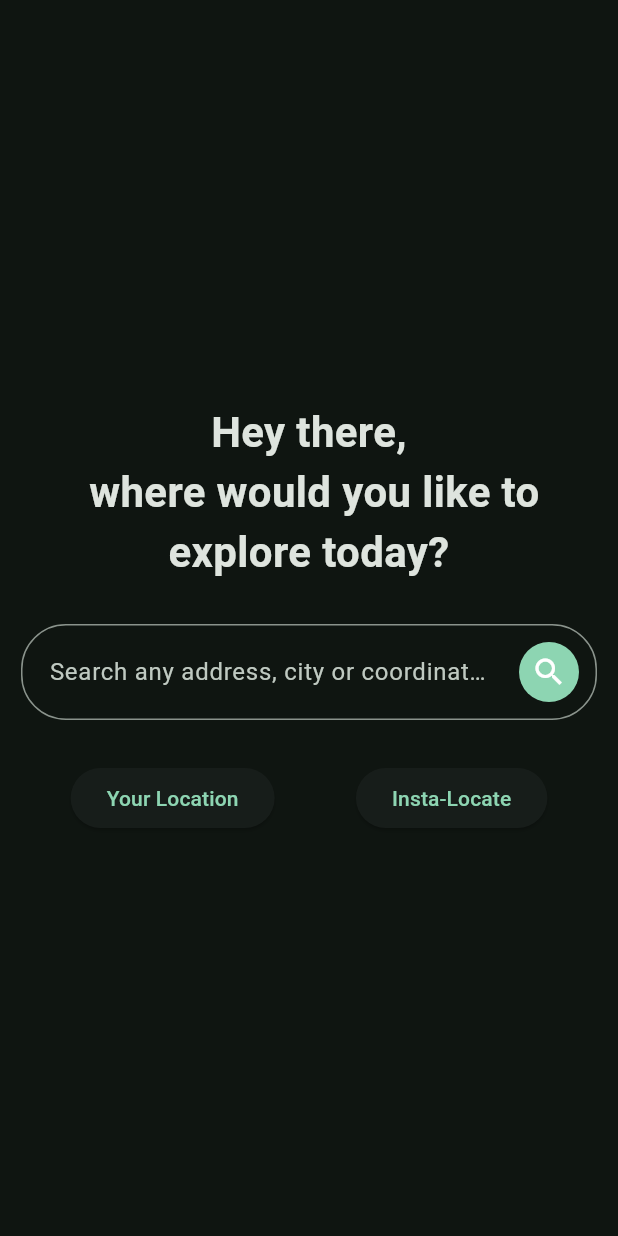
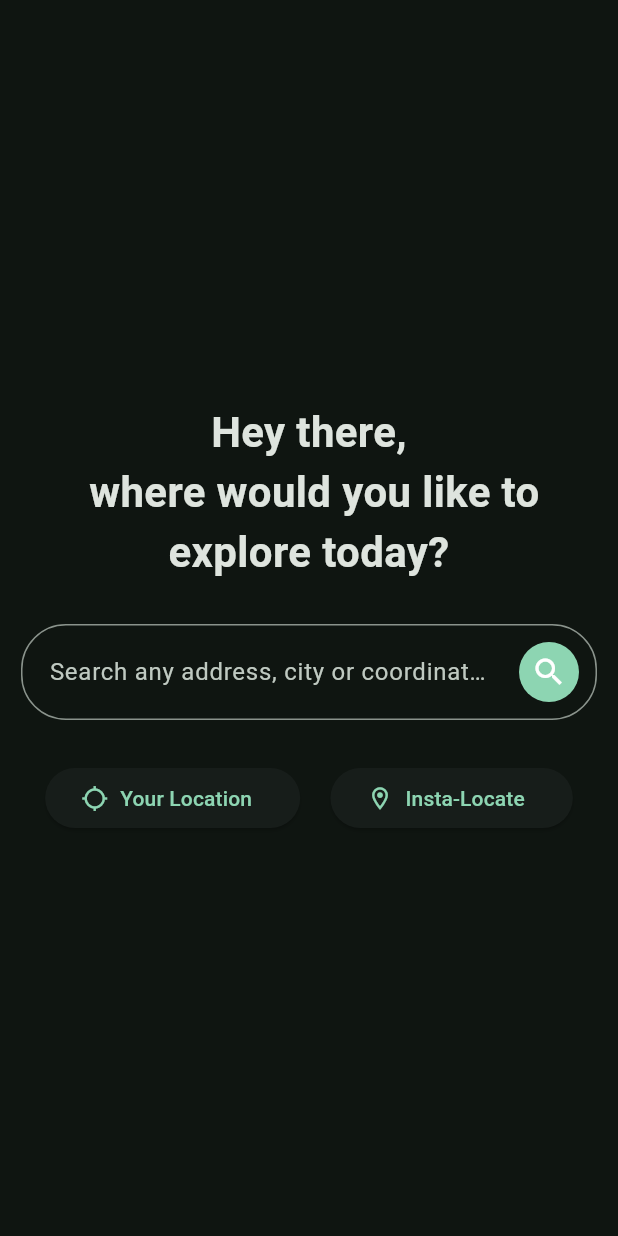
Before and after one commit to silvershade1337/mapintegration, a Flutter app: the screen it shows after launch, on a phone screen of 412 x 824 dp. Run offline on Flutter 3.47's test engine with Material 2 defaults, Android fonts, the light colour scheme and no system bars; our stand-ins replace equatable, flutter_bloc, flutter_map, geolocator, latlong2.

Commit message:
implement graceful back/pop operation

```diff
--- a/lib/bloc/app_event.dart
+++ b/lib/bloc/app_event.dart
@@ -2,6 +2,11 @@ part of 'app_bloc.dart';
 
 @immutable
 sealed class AppEvent extends Equatable {
+  @override
+  List<Object> get props => [];
+}
+
+final class GoToInitial extends AppEvent {
   @override
   List<Object> get props => [];
 }
--- a/lib/pages/map_page.dart
+++ b/lib/pages/map_page.dart
@@ -25,6 +25,7 @@ class _MapPageState extends State<MapPage> {
           return WillPopScope(
             onWillPop: () async {
               Navigator.of(context).pop();
+              BlocProvider.of<AppBloc>(context).add(GoToInitial());
               return false;
             },
             child: Scaffold(
--- a/lib/pages/search_page.dart
+++ b/lib/pages/search_page.dart
@@ -42,19 +42,17 @@ class _SearchPageState extends State<SearchPage> {
           if (state is MapDisplayed) {
             Navigator.of(context).pushNamed("/map");
           }
-        },
-        buildWhen: (previous, current) {
-          List<Type> buildWhenStates = [Loading, NominatimResultsFetched, NominatimSearch];
-          return buildWhenStates.contains(current.runtimeType);
+          if (state is Initial) {
+            searchInputController.text = "";
+          }
         },
         builder: (context, state) {
           return SafeArea(
             child: Column(
-              mainAxisAlignment: state is Initial? MainAxisAlignment.center : MainAxisAlignment.start,
+              mainAxisAlignment: state is Initial || state is Loading? MainAxisAlignment.center : MainAxisAlignment.start,
               crossAxisAlignment: CrossAxisAlignment.center,
               children: [
-                const Row(),
-                if (state is Initial) const Padding(
+                if (state is Initial || state is Loading) const Padding(
                   padding: EdgeInsets.all(20.0),
                   child: Text(
                     "Hey there,\n where would you like to explore today?",
@@ -92,18 +90,34 @@ class _SearchPageState extends State<SearchPage> {
                             LocateUser((message) => ScaffoldMessenger.of(context).showSnackBar(SnackBar(content: Text(message))))
                           );
                         },
-                        child: const Text("Your Location")
+                        child: const Row(
+                          children: [
+                            Icon(Icons.location_searching),
+                            Padding(
+                              padding: EdgeInsets.all(8.0),
+                              child: Text("Your Location"),
+                            ),
+                          ],
+                        )
                       ),
                       ElevatedButton(
                         onPressed: () {
                           if (preProcessQuery()) BlocProvider.of<AppBloc>(context).add(InstantLocate(searchInputController.text));
                         },
-                        child: const Text("Insta-Locate")
+                        child: const Row(
+                          children: [
+                            Icon(Icons.location_on_outlined),
+                            Padding(
+                              padding: EdgeInsets.all(8.0),
+                              child: Text("Insta-Locate"),
+                            ),
+                          ],
+                        )
                       ),
                     ],
                   )
                 ),
-                if (state is Loading) const Padding(
+                if (state is Loading || state is ResultsLoading) const Padding(
                   padding: EdgeInsets.all(20.0),
                   child: CircularProgressIndicator(),
                 ),
```
Also changed, not shown: lib/bloc/app_bloc.dart (+7 -1 lines).
